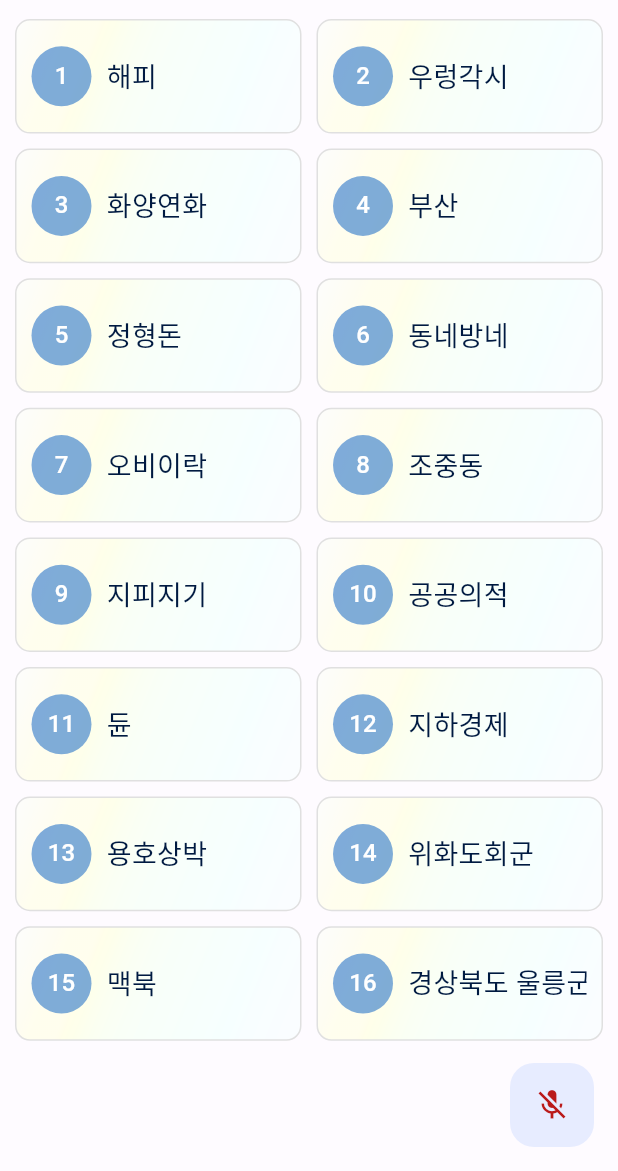
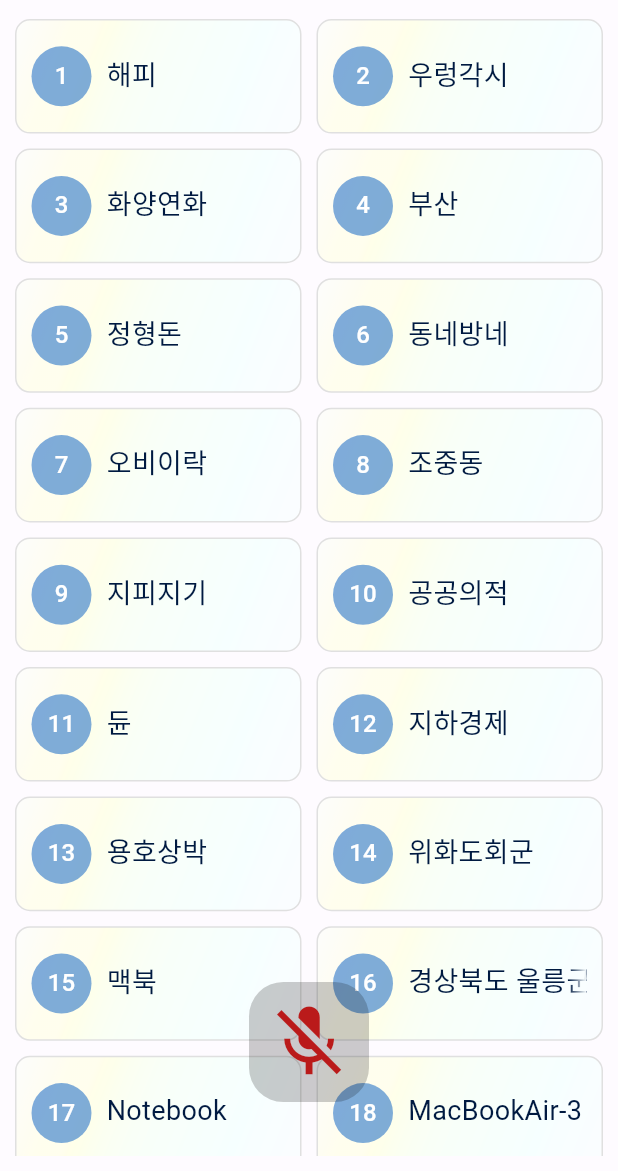
Before and after one commit to juno-flutter/stt_game, a Flutter app: the screen it shows after launch, on a phone screen of 412 x 824 dp, the part 65-1236 px from its top. Run offline on Flutter 3.47's test engine with Material 2 defaults, Android fonts, the phone set to English and light mode, and no system bars; our stand-ins replace get, speech_to_text; missing offline and left inert: dart:html.

Commit message:
floatingActionButton 위치, 크기 수정.

```diff
--- a/lib/my_home_page.dart
+++ b/lib/my_home_page.dart
@@ -1,6 +1,6 @@
 import 'package:flutter/gestures.dart';
 import 'package:flutter/material.dart';
-import 'package:flutter/foundation.dart';
+// import 'package:flutter/foundation.dart';
 import 'package:get/get.dart';
 import 'package:speech_to_text/speech_recognition_result.dart';
 import 'package:speech_to_text/speech_to_text.dart';
@@ -172,6 +172,8 @@ class MyHomePageState extends State<MyHomePage> {
                       ],
                     );
                   },
+                  borderRadius: BorderRadius.circular(10),
+                  radius: 50.0,
                   child: Container(
                     padding: const EdgeInsets.all(10),
                     decoration: BoxDecoration(
@@ -227,7 +229,8 @@ class MyHomePageState extends State<MyHomePage> {
                     ),
                   )*/
                     child: Row(
-                      mainAxisSize: MainAxisSize.min,
+                      mainAxisSize: MainAxisSize.max,
+                      crossAxisAlignment: CrossAxisAlignment.center,
                       children: [
                         CircleAvatar(
                           backgroundColor: Theme.of(_).colorScheme.primary.withOpacity(0.5),
@@ -240,12 +243,15 @@ class MyHomePageState extends State<MyHomePage> {
                           width: 10,
                         ),
                         Expanded(
+                          child: Padding(
+                            padding: const EdgeInsets.only(bottom: 3.0),
                             child: Text(
                               controller.wordItems[index].word,
-                            overflow: TextOverflow.clip,
+                              overflow: TextOverflow.fade,
                               maxLines: 1,
                               softWrap: false,
                               style: TextStyle(fontSize: 18, color: Theme.of(_).colorScheme.onPrimaryContainer),
+                            ),
                           ),
                         ),
                       ],
@@ -257,9 +263,16 @@ class MyHomePageState extends State<MyHomePage> {
           );
         }),
       ),
-      floatingActionButton: FloatingActionButton(
-        // backgroundColor: Colors.transparent,
-        backgroundColor: Theme.of(context).colorScheme.primaryContainer.withOpacity(0.6),
+      floatingActionButtonLocation: FloatingActionButtonLocation.centerFloat,
+      floatingActionButton: Padding(
+        padding: const EdgeInsets.only(bottom: 30.0),
+        child: SizedBox(
+          height: 80.0,
+          width: 80.0,
+          child: FittedBox(
+            child: FloatingActionButton(
+              backgroundColor: Colors.transparent.withOpacity(0.2),
+              // backgroundColor: Theme.of(context).colorScheme.primaryContainer.withOpacity(0.6),
               // disabledElevation: 1,
               elevation: 0,
               onPressed: fabAction,
@@ -268,6 +281,10 @@ class MyHomePageState extends State<MyHomePage> {
                 color: _speechToText.isListening
                     ? Theme.of(context).colorScheme.onPrimaryContainer
                     : Theme.of(context).colorScheme.error,
+                size: 40,
+              ),
+            ),
+          ),
         ),
       ),
     );
--- a/lib/word_list_controller.dart
+++ b/lib/word_list_controller.dart
@@ -40,6 +40,8 @@ class WordListController extends GetxController {
     '위화도회군',
     '맥북',
     '경상북도 울릉군',
+    'Notebook',
+    'MacBookAir-3',
   ];
 
   void fetchWordItems() {
```
Also changed, not shown: 3 other files. Lines whose indentation alone changed are shown as unchanged.
